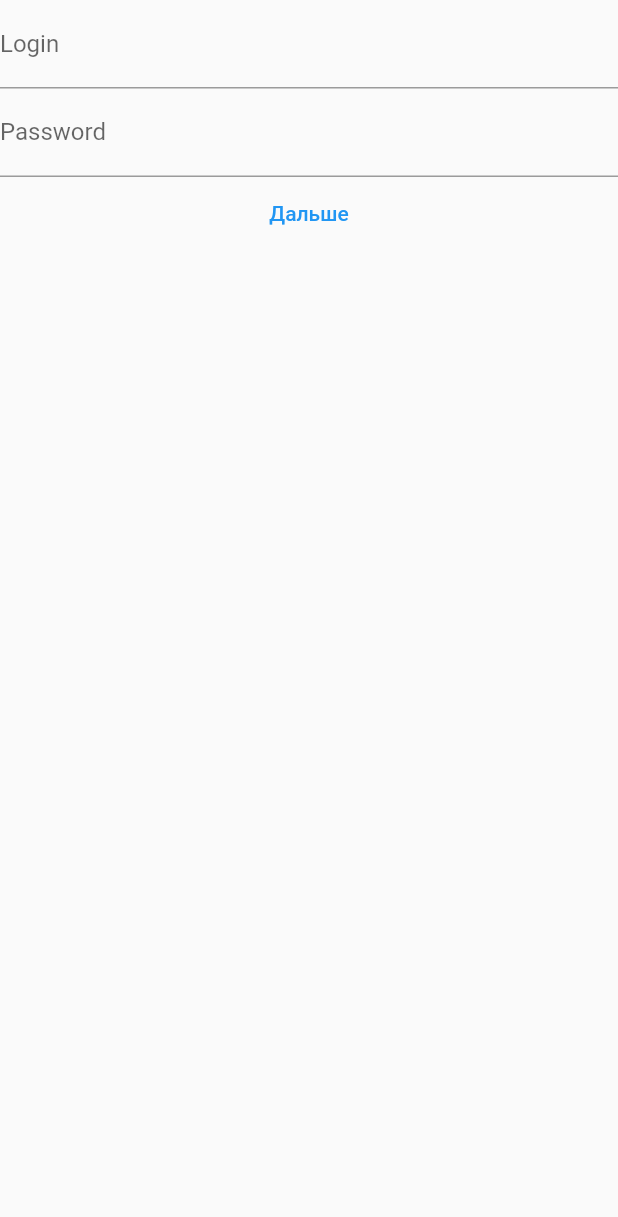
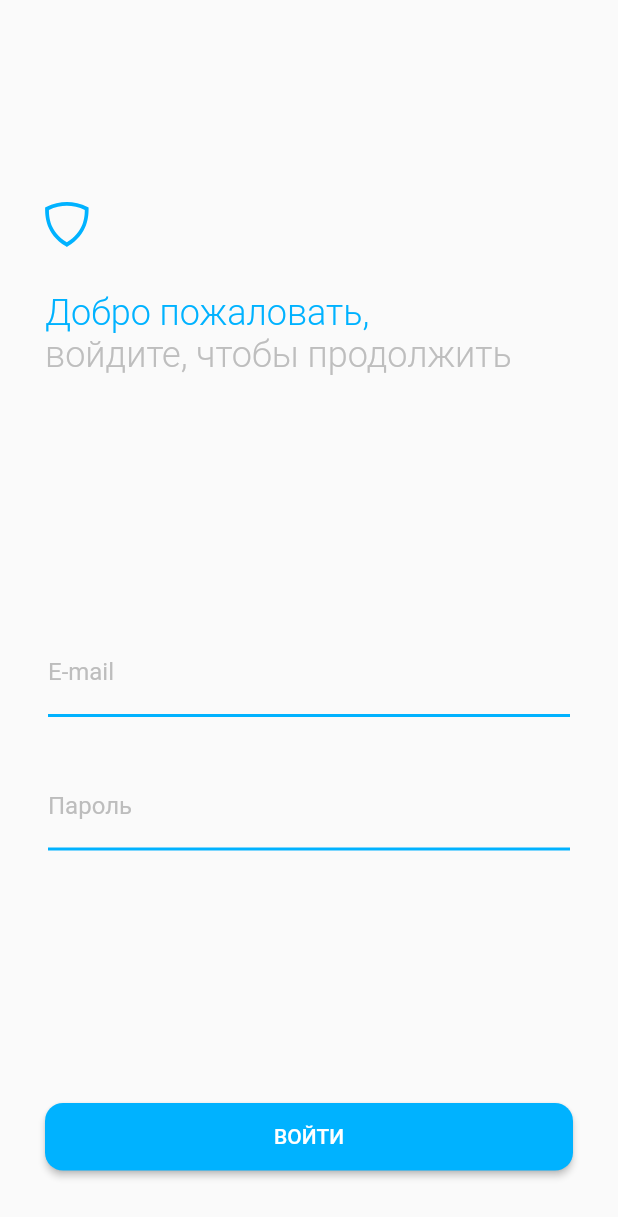
Before and after one commit to nikolai-2/bastion_skatguard_mobile, a Flutter app: the screen it shows after launch, on a phone screen of 412 x 824 dp. Shown: the top 1217 px of the screen. Run offline on Flutter 3.47's test engine with Material 2 defaults, Android fonts, the phone set to English and light mode, and no system bars; our stand-ins replace flutter_svg.

Commit message:
update login page

```diff
--- a/lib/main.dart
+++ b/lib/main.dart
@@ -10,7 +10,7 @@ class App extends StatelessWidget {
     return MaterialApp(
       title: 'SkatGuard',
       theme: ThemeData(
-        primarySwatch: Colors.blue,
+        primaryColor: Color(0xFF00B2FF),
         visualDensity: VisualDensity.adaptivePlatformDensity,
       ),
       home: LoginPage(),
--- a/lib/pages/login/view.dart
+++ b/lib/pages/login/view.dart
@@ -1,4 +1,5 @@
 import 'package:flutter/material.dart';
+import 'package:flutter_svg/flutter_svg.dart';
 
 class LoginPage extends StatefulWidget {
   @override
@@ -12,18 +13,118 @@ class _LoginPageState extends State<LoginPage> {
   @override
   Widget build(BuildContext context) {
     return Scaffold(
-      body: Column(
+      body: SafeArea(
+        child: Column(
+          children: [
+            Spacer(flex: 4),
+            Center(
+              child: Padding(
+                padding: EdgeInsets.only(
+                  left: 30,
+                ),
+                child: Column(
+                  mainAxisSize: MainAxisSize.min,
+                  crossAxisAlignment: CrossAxisAlignment.stretch,
+                  children: [
+                    Align(
+                      alignment: Alignment.centerLeft,
+                      child: SvgPicture.asset(
+                        'assets/shield.svg',
+                        height: 30,
+                      ),
+                    ),
+                    SizedBox(height: 30),
+                    Text(
+                      'Добро пожаловать,',
+                      style: TextStyle(
+                        color: Color(0xFF00B2FF),
+                        fontWeight: FontWeight.w300,
+                        fontSize: 24,
+                      ),
+                    ),
+                    Text(
+                      'войдите, чтобы продолжить',
+                      style: TextStyle(
+                        color: Color(0xFFBEBEBE),
+                        fontWeight: FontWeight.w300,
+                        fontSize: 24,
+                      ),
+                    ),
+                  ],
+                ),
+              ),
+            ),
+            Spacer(flex: 5),
+            Padding(
+              padding: const EdgeInsets.symmetric(horizontal: 32),
+              child: Column(
                 children: [
                   TextField(
                     controller: loginController,
-            decoration: InputDecoration(labelText: 'Login'),
+                    decoration: InputDecoration(
+                      labelText: 'E-mail',
+                      labelStyle: TextStyle(
+                        color: Colors.grey.shade400,
                       ),
+                      enabledBorder: UnderlineInputBorder(
+                        borderSide: BorderSide(
+                          color: Theme.of(context).primaryColor,
+                          width: 2,
+                        ),
+                      ),
+                    ),
+                  ),
+                  SizedBox(height: 30),
                   TextField(
                     controller: passwordController,
-            decoration: InputDecoration(labelText: 'Password'),
+                    obscureText: true,
+                    decoration: InputDecoration(
+                      labelText: 'Пароль',
+                      labelStyle: TextStyle(
+                        color: Colors.grey.shade400,
                       ),
-          TextButton(onPressed: () {}, child: Text('Дальше')),
+                      enabledBorder: UnderlineInputBorder(
+                        borderSide: BorderSide(
+                          color: Theme.of(context).primaryColor,
+                          width: 2,
+                        ),
+                      ),
+                    ),
+                  ),
                 ],
+              ),
+            ),
+            Spacer(flex: 5),
+            Padding(
+              padding: const EdgeInsets.symmetric(horizontal: 30),
+              child: Column(
+                children: [
+                  SizedBox(
+                    height: 45,
+                    width: double.infinity,
+                    child: ElevatedButton(
+                      style: ButtonStyle(
+                        shape:
+                            MaterialStateProperty.all<RoundedRectangleBorder>(
+                          RoundedRectangleBorder(
+                            borderRadius: BorderRadius.circular(12),
+                          ),
+                        ),
+                        backgroundColor: MaterialStateProperty.all(
+                          Color(0xFF00B2FF),
+                        ),
+                      ),
+                      onPressed: () {},
+                      child: Text('ВОЙТИ'),
+                    ),
+                  ),
+                  SizedBox(height: 10),
+                ],
+              ),
+            ),
+            Spacer(),
+          ],
+        ),
       ),
     );
   }
--- a/pubspec.yaml
+++ b/pubspec.yaml
@@ -13,6 +13,7 @@ dependencies:
 
   cupertino_icons: ^1.0.0
   nfc_manager: ^2.0.3
+  flutter_svg: ^0.21.0-nullsafety.0
 
 dev_dependencies:
   flutter_test:
@@ -20,3 +21,5 @@ dev_dependencies:
 
 flutter:
   uses-material-design: true
+  assets:
+    - assets/
```
Also changed, not shown: assets/shield.svg (added), pubspec.lock. Lines whose indentation alone changed are shown as unchanged.
